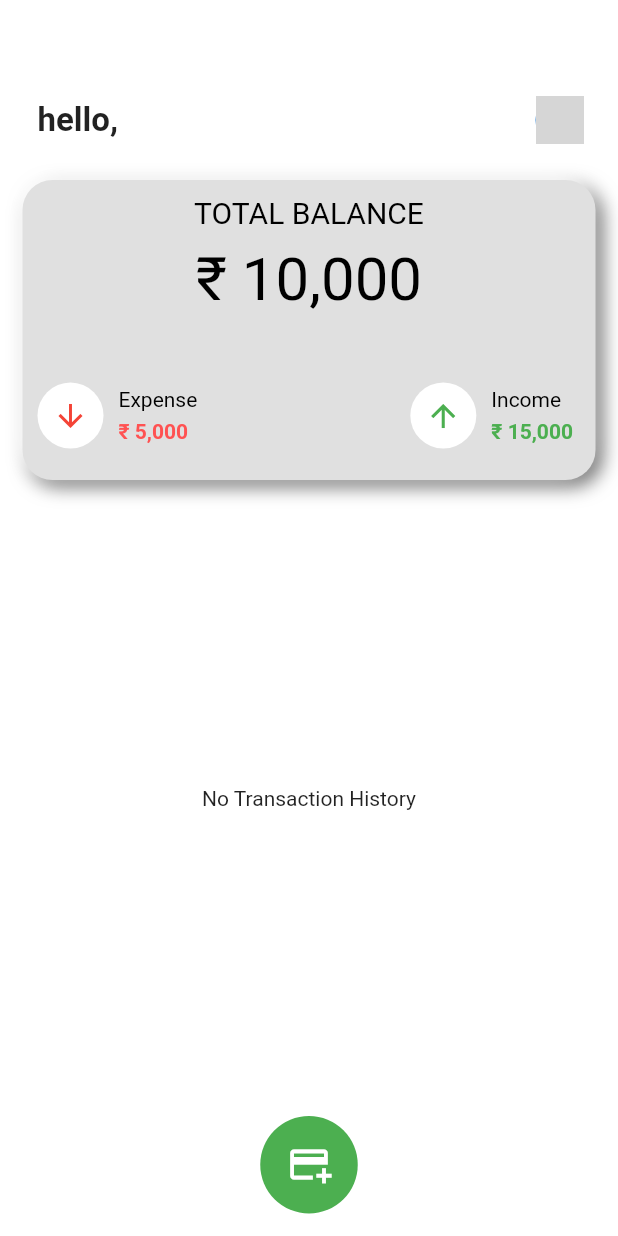
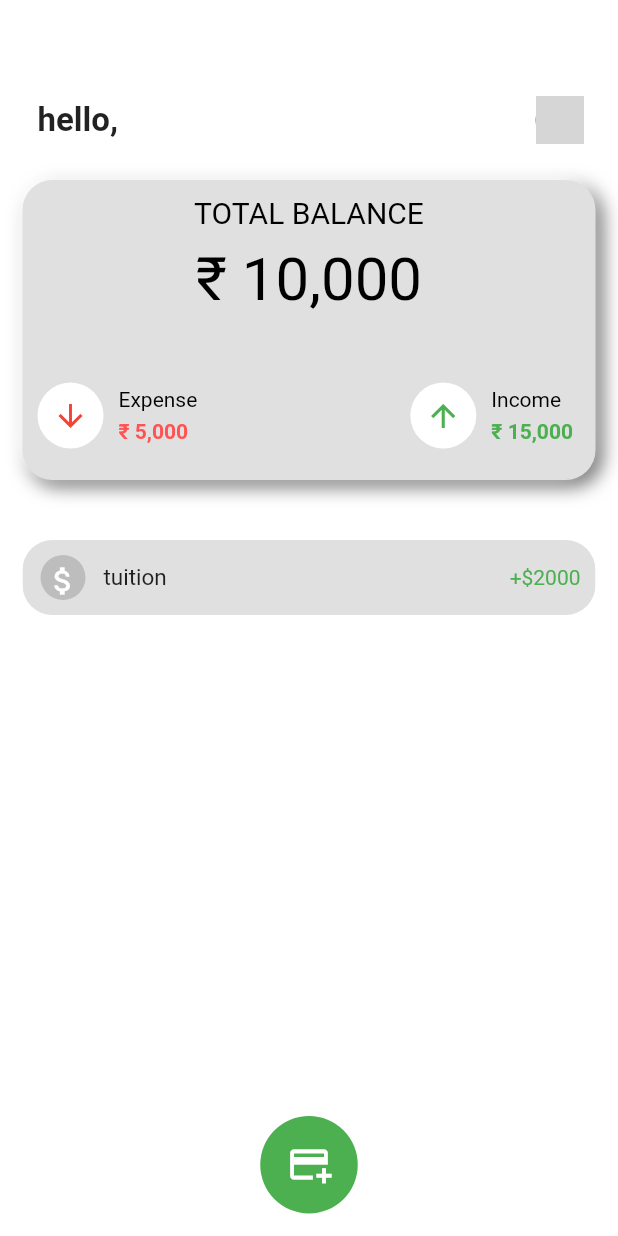
Before and after one commit to ajaysingh923/expenses-tracker-application, a Flutter app: the HomeScreen screen opened by its route, on a phone screen of 412 x 824 dp. Run offline on Flutter 3.47's test engine with Material 2 defaults, Android fonts, the phone set to English and light mode, and no system bars; our stand-ins replace cloud_firestore, firebase_auth, firebase_core, get, line_awesome_flutter; accounts and stored records are empty; grey boxes are pictures that could not be loaded.

Commit message:
new transaction_detail

```diff
--- a/lib/route/approutes/app_routes.dart
+++ b/lib/route/approutes/app_routes.dart
@@ -1,4 +1,4 @@
-import 'package:flutter_application_2/screens/account/view/profile_edit.dart';
+import 'package:flutter_application_2/screens/account/controller/profile_edit.dart';
 import 'package:flutter_application_2/screens/account/view/profile_screen.dart';
 import 'package:flutter_application_2/screens/account/view/signupscreen.dart';
 import 'package:flutter_application_2/screens/homescreen.dart';
--- /dev/null
+++ b/lib/screens/account/controller/transaction_detail.dart
@@ -0,0 +1,56 @@
+import 'package:flutter/material.dart';
+
+class Mytansaction extends StatelessWidget {
+  final String title;
+  final String amount;
+  final String expenseorincome;
+
+  Mytansaction({
+    required this.title,
+    required this.amount,
+    required this.expenseorincome,
+  });
+
+  @override
+  Widget build(BuildContext context) {
+    return ClipRRect(
+        borderRadius: BorderRadius.circular(20),
+        child: Container(
+            padding: const EdgeInsets.all(10),
+            color: Colors.grey[300],
+            height: 50,
+            child: Center(
+                child: Row(
+              mainAxisAlignment: MainAxisAlignment.spaceBetween,
+              children: [
+                Row(
+                  children: [
+                    Container(
+                        padding: const EdgeInsets.all(5),
+                        decoration: BoxDecoration(
+                          shape: BoxShape.circle,
+                          color: Colors.grey[400],
+                        ),
+                        child: const Center(
+                          child: Icon(
+                            Icons.attach_money_outlined,
+                            color: Colors.white,
+                          ),
+                        )),
+                    const SizedBox(
+                      width: 10,
+                    ),
+                    Text(title, style: const TextStyle(fontSize: 15)),
+                  ],
+                ),
+                Text(
+                  (expenseorincome == 'expense' ? '-' : '+') + '\$' + amount,
+                  style: TextStyle(
+                      color: expenseorincome == 'expense'
+                          ? Colors.red
+                          : Colors.green),
+                )
+              ],
+            ))));
+  }
+}
--- a/lib/screens/account/view/profile_screen.dart
+++ b/lib/screens/account/view/profile_screen.dart
@@ -1,6 +1,6 @@
 import 'package:flutter/material.dart';
 import 'package:flutter_application_2/screens/account/controller/profile_menu.dart';
-import 'package:flutter_application_2/screens/account/view/profile_edit.dart';
+import 'package:flutter_application_2/screens/account/controller/profile_edit.dart';
 import 'package:flutter_application_2/screens/homescreen.dart';
 import 'package:get/get.dart';
 
--- a/lib/screens/homescreen.dart
+++ b/lib/screens/homescreen.dart
@@ -1,5 +1,6 @@
 import 'package:flutter/material.dart';
 import 'package:flutter_application_2/screens/account/controller/homescreen_details.dart';
+import 'package:flutter_application_2/screens/account/controller/transaction_detail.dart';
 
 class HomeScreen extends StatefulWidget {
   static const router = '/HomeScreen';
@@ -138,8 +139,14 @@ class _HomeScreenState extends State<HomeScreen> {
             ),
             Expanded(
                 child: Container(
-              child: const Center(
-                child: Text('No Transaction History'),
+              child:  Center(
+                child: Column(
+                  children: [
+                  const SizedBox(height: 40,),
+                     Mytansaction(title: 'tuition',amount: '2000',expenseorincome: 'income',),
+
+                  ],
+                )
               ),
             )),
             Bottombutton(
```
Also changed, not shown: lib/screens/account/controller/profile_edit.dart (renamed from lib/screens/account/view/profile_edit.dart).
